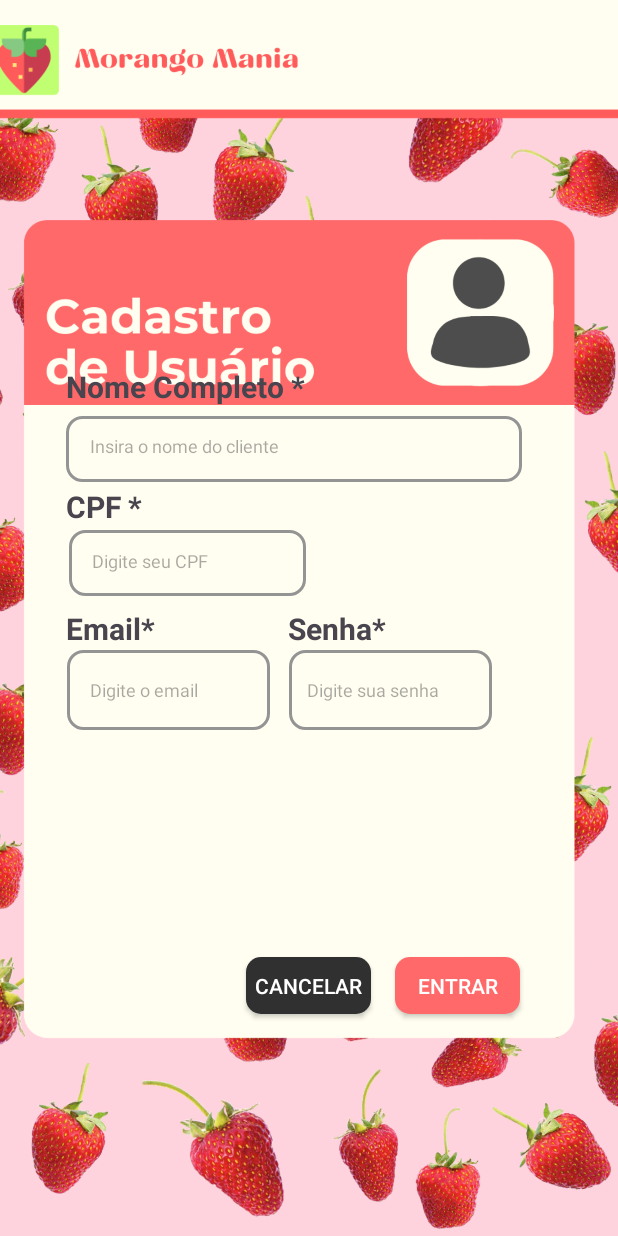
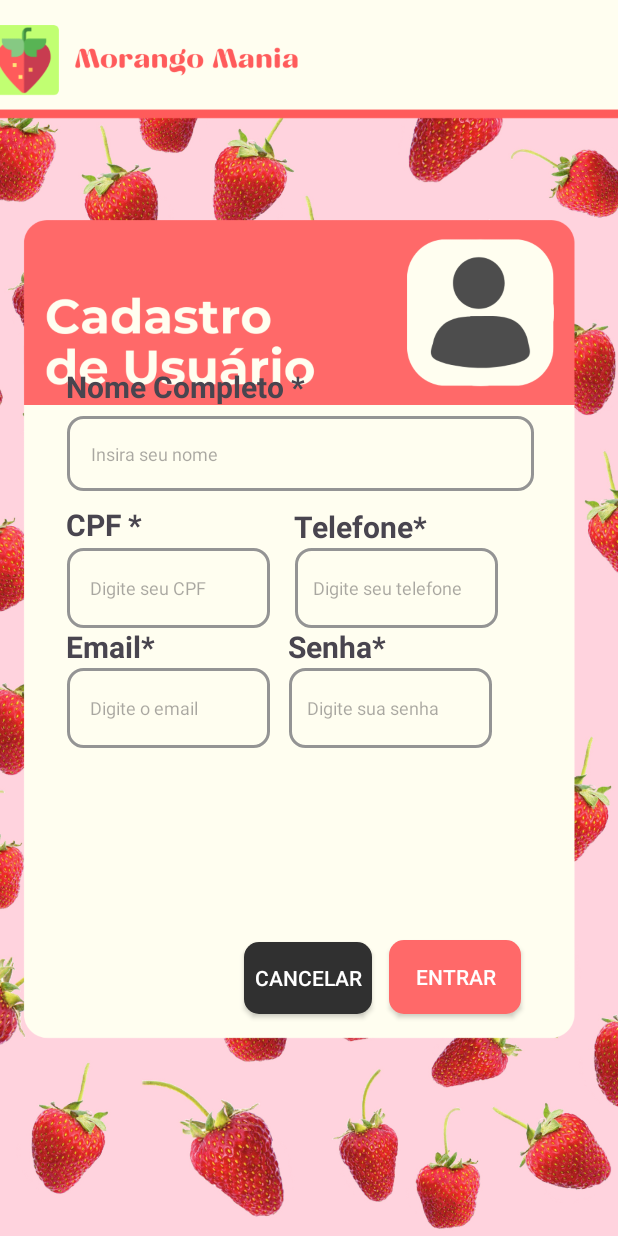
Before and after one commit to guilherme-pinheiro01/morangomania, an Android app: the layout activity_cadastro.xml on its own in the app's theme, with its tools: preview values and no code run, on a phone screen of 412 x 824 dp. Run offline under Robolectric (Android 15) with nearby library versions, the phone set to English and light mode, and no system bars.

Commit message:
Adicionando telefone e mudando algumas informações

```diff
--- /dev/null
+++ b/app/src/main/res/drawable/caixatelefone.xml
@@ -0,0 +1,13 @@
+<?xml version="1.0" encoding="utf-8"?>
+<selector xmlns:android="http://schemas.android.com/apk/res/android">
+
+    <item>
+        <shape android:shape="rectangle">
+            <solid android:color="#fffef0"/>
+            <corners android:radius="10dp"/>
+            <stroke
+                android:width="2dp"
+                android:color="#949494"/>
+        </shape>
+    </item>
+</selector>
--- a/app/src/main/res/layout/activity_cadastro.xml
+++ b/app/src/main/res/layout/activity_cadastro.xml
@@ -35,25 +35,37 @@
 
     <androidx.appcompat.widget.AppCompatEditText
         android:id="@+id/editTextText1"
-        android:layout_width="304dp"
-        android:layout_height="44dp"
+        android:layout_width="311dp"
+        android:layout_height="50dp"
         android:layout_marginTop="4dp"
-        android:layout_marginEnd="64dp"
+        android:layout_marginEnd="56dp"
         android:background="@drawable/caixanome"
         android:ems="10"
-        android:hint="Insira o nome do cliente"
+        android:hint="Insira seu nome"
         android:inputType="text"
         android:padding="16dp"
         android:textSize="12sp"
         app:layout_constraintEnd_toEndOf="parent"
         app:layout_constraintTop_toBottomOf="@+id/textView" />
 
+    <TextView
+        android:id="@+id/textView2"
+        android:layout_width="75dp"
+        android:layout_height="29dp"
+        android:layout_marginStart="44dp"
+        android:layout_marginTop="336dp"
+        android:text="CPF *"
+        android:textSize="20sp"
+        android:textStyle="bold"
+        app:layout_constraintStart_toStartOf="parent"
+        app:layout_constraintTop_toTopOf="parent" />
+
     <androidx.appcompat.widget.AppCompatEditText
-        android:id="@+id/editTextText4"
-        android:layout_width="158dp"
-        android:layout_height="44dp"
-        android:layout_marginTop="80dp"
-        android:layout_marginEnd="208dp"
+        android:id="@+id/editTextText2"
+        android:layout_width="135dp"
+        android:layout_height="53dp"
+        android:layout_marginTop="92dp"
+        android:layout_marginEnd="232dp"
         android:background="@drawable/caixacpf2"
         android:ems="10"
         android:hint="Digite seu CPF"
@@ -64,24 +76,66 @@
         app:layout_constraintTop_toBottomOf="@+id/textView" />
 
     <TextView
-        android:id="@+id/textView2"
+        android:id="@+id/textView3"
+        android:layout_width="104dp"
+        android:layout_height="26dp"
+        android:layout_marginStart="196dp"
+        android:layout_marginTop="64dp"
+        android:text="Telefone*"
+        android:textSize="20sp"
+        android:textStyle="bold"
+        app:layout_constraintStart_toStartOf="parent"
+        app:layout_constraintTop_toBottomOf="@+id/textView" />
+
+    <androidx.appcompat.widget.AppCompatEditText
+        android:id="@+id/editTextText3"
+        android:layout_width="135dp"
+        android:layout_height="53dp"
+        android:layout_marginTop="92dp"
+        android:layout_marginEnd="80dp"
+        android:background="@drawable/caixatelefone"
+        android:ems="10"
+        android:hint="Digite seu telefone"
+        android:inputType="text"
+        android:padding="12dp"
+        android:textSize="12sp"
+        app:layout_constraintEnd_toEndOf="parent"
+        app:layout_constraintTop_toBottomOf="@+id/textView" />
+
+    <TextView
+        android:id="@+id/textView5"
         android:layout_width="75dp"
         android:layout_height="29dp"
         android:layout_marginStart="44dp"
-        android:layout_marginTop="324dp"
-        android:text="CPF *"
+        android:layout_marginTop="144dp"
+        android:text="Email*"
         android:textSize="20sp"
         android:textStyle="bold"
         app:layout_constraintStart_toStartOf="parent"
-        app:layout_constraintTop_toTopOf="parent" />
+        app:layout_constraintTop_toBottomOf="@+id/textView" />
+
+    <androidx.appcompat.widget.AppCompatEditText
+        android:id="@+id/editTextText5"
+        android:layout_width="135dp"
+        android:layout_height="53dp"
+        android:layout_marginTop="172dp"
+        android:layout_marginEnd="232dp"
+        android:background="@drawable/caixaemail"
+        android:ems="10"
+        android:hint="Digite o email"
+        android:inputType="text"
+        android:padding="15dp"
+        android:textSize="12sp"
+        app:layout_constraintEnd_toEndOf="parent"
+        app:layout_constraintTop_toBottomOf="@+id/textView" />
 
     <TextView
-        android:id="@+id/textView3"
-        android:layout_width="75dp"
-        android:layout_height="29dp"
-        android:layout_marginStart="44dp"
-        android:layout_marginTop="132dp"
-        android:text="Email*"
+        android:id="@+id/textView6"
+        android:layout_width="72dp"
+        android:layout_height="28dp"
+        android:layout_marginStart="192dp"
+        android:layout_marginTop="144dp"
+        android:text="Senha*"
         android:textSize="20sp"
         android:textStyle="bold"
         app:layout_constraintStart_toStartOf="parent"
@@ -91,7 +145,7 @@
         android:id="@+id/editTextText6"
         android:layout_width="135dp"
         android:layout_height="53dp"
-        android:layout_marginTop="160dp"
+        android:layout_marginTop="172dp"
         android:layout_marginEnd="84dp"
         android:background="@drawable/caixasenha"
         android:ems="10"
@@ -102,37 +156,10 @@
         app:layout_constraintEnd_toEndOf="parent"
         app:layout_constraintTop_toBottomOf="@+id/textView" />
 
-    <TextView
-        android:id="@+id/textView4"
-        android:layout_width="72dp"
-        android:layout_height="28dp"
-        android:layout_marginStart="192dp"
-        android:layout_marginTop="132dp"
-        android:text="Senha*"
-        android:textSize="20sp"
-        android:textStyle="bold"
-        app:layout_constraintStart_toStartOf="parent"
-        app:layout_constraintTop_toBottomOf="@+id/textView" />
-
-    <androidx.appcompat.widget.AppCompatEditText
-        android:id="@+id/editTextText5"
-        android:layout_width="135dp"
-        android:layout_height="53dp"
-        android:layout_marginTop="160dp"
-        android:layout_marginEnd="232dp"
-        android:background="@drawable/caixaemail"
-        android:ems="10"
-        android:hint="Digite o email"
-        android:inputType="text"
-        android:padding="15dp"
-        android:textSize="12sp"
-        app:layout_constraintEnd_toEndOf="parent"
-        app:layout_constraintTop_toBottomOf="@+id/textView" />
-
     <androidx.appcompat.widget.AppCompatButton
         android:id="@+id/button1"
-        android:layout_width="83dp"
-        android:layout_height="38dp"
+        android:layout_width="88dp"
+        android:layout_height="49dp"
         android:layout_marginBottom="148dp"
         android:background="@drawable/btn_cadastrar"
         android:text="Entrar"
@@ -146,8 +173,8 @@
 
     <androidx.appcompat.widget.AppCompatButton
         android:id="@+id/button2"
-        android:layout_width="83dp"
-        android:layout_height="38dp"
+        android:layout_width="85dp"
+        android:layout_height="48dp"
         android:layout_marginBottom="148dp"
         android:background="@drawable/btn_cancelar"
         android:text="Cancelar"
```
